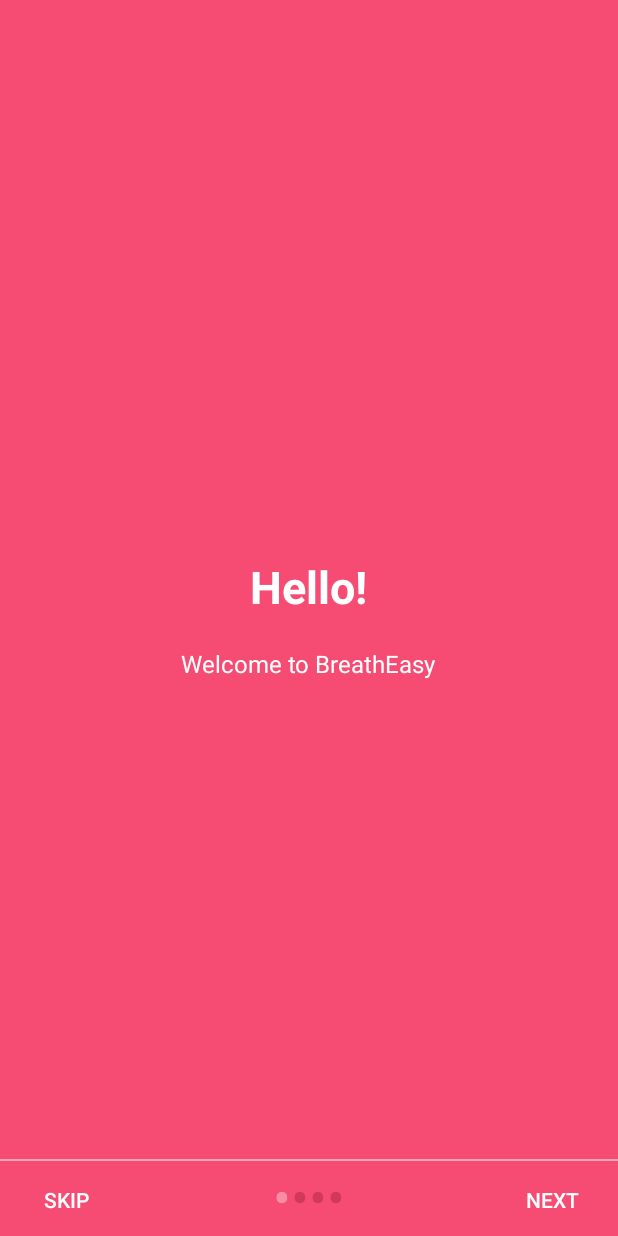
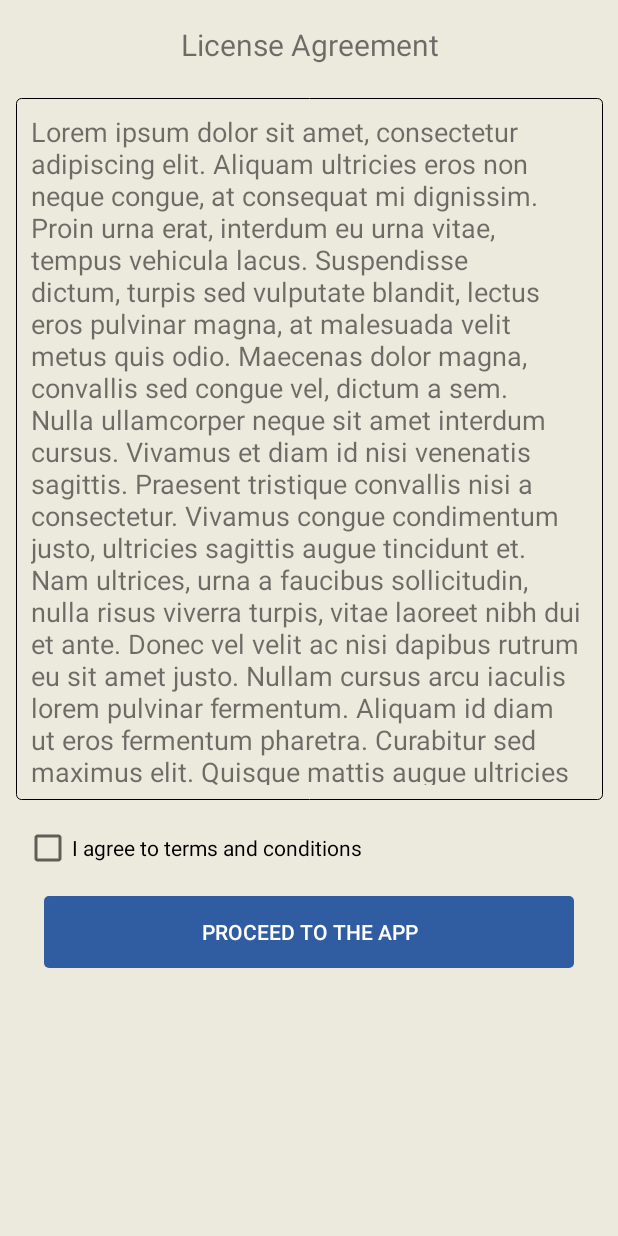
Before and after one commit to daneography/BreathEasy2, an Android app: the screen it shows after launch (welcomeActivity before the commit, licenseAgreement after it), on a phone screen of 412 x 824 dp. Run offline under Robolectric (Android 15) with nearby library versions, the phone set to English and light mode, and no system bars.

Commit message:
version 0.4
Initial only License agreement... ability to initiate tutorial again...

```diff
--- /dev/null
+++ b/app/src/main/java/uofsc/com/breatheasynologin/licenseAgreement.java
@@ -0,0 +1,73 @@
+package uofsc.com.breatheasynologin;
+
+import android.content.Intent;
+import android.support.v7.app.AppCompatActivity;
+import android.os.Bundle;
+import android.support.v7.widget.AppCompatButton;
+import android.view.View;
+import android.widget.Button;
+import android.widget.CheckBox;
+import android.widget.CompoundButton;
+import android.widget.EditText;
+import android.widget.ScrollView;
+import android.widget.TextView;
+
+import org.w3c.dom.Text;
+
+public class licenseAgreement extends AppCompatActivity {
+
+    private PrefManager prefManager;
+
+    private CheckBox cbLicenseAgreement;
+    private AppCompatButton btnAgree;
+
+
+
+    @Override
+    protected void onCreate(Bundle savedInstanceState) {
+        super.onCreate(savedInstanceState);
+
+
+        //Checking for first time launch
+        prefManager = new PrefManager(this);
+        if(!prefManager.isFirstTimeLaunch()){
+            launchMainMenuActivity();
+            finish();
+        }
+
+        setContentView(R.layout.activity_license_agreement);
+
+
+        cbLicenseAgreement = (CheckBox) findViewById(R.id.cbLicenseAgreement);
+        btnAgree = (AppCompatButton)findViewById(R.id.btnAgree);
+
+
+         cbLicenseAgreement.setOnCheckedChangeListener(new CompoundButton.OnCheckedChangeListener() {
+             @Override
+             public void onCheckedChanged(CompoundButton buttonView, boolean isChecked) {
+                 if (buttonView.isChecked()){
+                     btnAgree.setEnabled(true);
+                 }else{
+                     btnAgree.setEnabled(false);
+                 }
+             }
+         });
+
+        btnAgree.setOnClickListener(new View.OnClickListener() {
+            @Override
+            public void onClick(View v) {
+                launchWelcomeActivity();
+            }
+        });
+    }
+    private void launchMainMenuActivity(){
+        prefManager.setFirstTimeLaunch(false);
+        startActivity(new Intent(licenseAgreement.this, MainMenuNavigation.class));
+        finish();
+    }
+    private void launchWelcomeActivity(){
+        prefManager.setFirstTimeLaunch(false);
+        startActivity(new Intent(licenseAgreement.this, welcomeActivity.class));
+        finish();
+    }
+}
--- a/app/src/main/java/uofsc/com/breatheasynologin/welcomeActivity.java
+++ b/app/src/main/java/uofsc/com/breatheasynologin/welcomeActivity.java
@@ -36,12 +36,12 @@ public class welcomeActivity extends AppCompatActivity {
     protected void onCreate(Bundle savedInstanceState) {
         super.onCreate(savedInstanceState);
 
-        // Checking for first time launch - before calling setContentView()
+        /*// Checking for first time launch - before calling setContentView()
         prefManager = new PrefManager(this);
         if (!prefManager.isFirstTimeLaunch()) {
             launchHomeScreen();
             finish();
-        }
+        }*/
 
         // Making notification bar transparent
         if (Build.VERSION.SDK_INT >= 21) {
@@ -121,7 +121,6 @@ public class welcomeActivity extends AppCompatActivity {
     }
 
     private void launchHomeScreen() {
-        prefManager.setFirstTimeLaunch(false);
         startActivity(new Intent(welcomeActivity.this, MainMenuNavigation.class));
         finish();
     }
--- /dev/null
+++ b/app/src/main/res/drawable/box_outline.xml
@@ -0,0 +1,16 @@
+<?xml version="1.0" encoding="utf-8"?>
+<shape xmlns:android="http://schemas.android.com/apk/res/android"
+    android:shape="rectangle">
+    <solid
+        android:color="@android:color/transparent"/>
+    <stroke
+        android:width="0.5dp"
+        android:color="#000000"/>
+    <corners
+        android:radius="3dp" />
+    <padding
+        android:left="10dp"
+        android:top="10dp"
+        android:right="10dp"
+        android:bottom="10dp" />
+</shape>
--- /dev/null
+++ b/app/src/main/res/drawable/custom_button.xml
@@ -0,0 +1,76 @@
+<?xml version="1.0" encoding="utf-8"?>
+<selector xmlns:android="http://schemas.android.com/apk/res/android">
+
+    <item android:state_pressed="true" >
+        <shape>
+            <solid
+                android:color="@color/buttonBackgroundEnabled"/>
+            <corners
+                android:radius="3dp" />
+            <padding
+                android:left="10dp"
+                android:top="10dp"
+                android:right="10dp"
+                android:bottom="10dp" />
+        </shape>
+    </item>
+
+    <item android:state_focused="true" >
+        <shape>
+            <solid
+                android:color="@color/buttonBackgroundEnabled"/>
+
+            <corners
+                android:radius="3dp" />
+            <padding
+                android:left="10dp"
+                android:top="10dp"
+                android:right="10dp"
+                android:bottom="10dp" />
+        </shape>
+    </item>
+
+    <item>
+        <shape>
+            <solid
+                android:color="@color/buttonBackgroundEnabled"/>
+            <corners
+                android:radius="3dp" />
+            <padding
+                android:left="10dp"
+                android:top="10dp"
+                android:right="10dp"
+                android:bottom="10dp" />
+        </shape>
+    </item>
+
+    <item android:state_enabled="true" >
+        <shape>
+            <solid
+                android:color="@color/buttonBackgroundEnabled"/>
+
+            <corners
+                android:radius="3dp" />
+            <padding
+                android:left="10dp"
+                android:top="10dp"
+                android:right="10dp"
+                android:bottom="10dp" />
+        </shape>
+    </item>
+
+    <item android:state_enabled="false" >
+        <shape>
+            <solid
+                android:color="@color/buttonBackgroundDisabled"/>
+
+            <corners
+                android:radius="3dp" />
+            <padding
+                android:left="10dp"
+                android:top="10dp"
+                android:right="10dp"
+                android:bottom="10dp" />
+        </shape>
+    </item>
+</selector>
--- /dev/null
+++ b/app/src/main/res/layout/activity_license_agreement.xml
@@ -0,0 +1,95 @@
+<?xml version="1.0" encoding="utf-8"?>
+<android.support.constraint.ConstraintLayout xmlns:android="http://schemas.android.com/apk/res/android"
+    xmlns:app="http://schemas.android.com/apk/res-auto"
+    xmlns:tools="http://schemas.android.com/tools"
+    android:layout_width="match_parent"
+    android:layout_height="match_parent"
+    tools:context="uofsc.com.breatheasynologin.licenseAgreement"
+    android:background="@color/backgroundColor">
+
+    <TextView
+        android:id="@+id/tvLicenseAgreement"
+        android:layout_width="wrap_content"
+        android:layout_height="wrap_content"
+        android:layout_marginTop="16dp"
+        android:text="License Agreement"
+        app:layout_constraintTop_toTopOf="parent"
+        app:layout_constraintLeft_toLeftOf="parent"
+        app:layout_constraintRight_toRightOf="parent"
+        android:textAlignment="center"
+        android:textSize="20dp"/>
+
+    <CheckBox
+        android:id="@+id/cbLicenseAgreement"
+        android:layout_width="wrap_content"
+        android:layout_height="wrap_content"
+        android:text="I agree to terms and conditions"
+        android:layout_marginLeft="16dp"
+        android:layout_marginTop="16dp"
+        app:layout_constraintTop_toBottomOf="@+id/svLicenseAgreement"
+        app:layout_constraintLeft_toLeftOf="parent"
+        android:layout_marginStart="16dp" />
+
+    <android.support.v7.widget.AppCompatButton
+        android:id="@+id/btnAgree"
+        android:layout_width="353dp"
+        android:layout_height="48dp"
+        android:text="Proceed to the app"
+        android:layout_marginTop="16dp"
+        app:layout_constraintTop_toBottomOf="@+id/cbLicenseAgreement"
+        android:layout_marginRight="16dp"
+        app:layout_constraintRight_toRightOf="parent"
+        android:layout_marginLeft="16dp"
+        app:layout_constraintLeft_toLeftOf="parent"
+        android:background="@drawable/custom_button"
+        android:textColor="@android:color/white"
+        android:layout_marginStart="16dp"
+        android:layout_marginEnd="16dp"
+        android:enabled="false"/>
+
+    <ScrollView
+        android:id="@+id/svLicenseAgreement"
+        android:layout_width="391dp"
+        android:layout_height="468dp"
+        android:layout_marginEnd="16dp"
+        android:layout_marginLeft="16dp"
+        android:layout_marginRight="16dp"
+        android:layout_marginStart="16dp"
+        android:layout_marginTop="22dp"
+        android:background="@drawable/box_outline"
+        app:layout_constraintLeft_toLeftOf="parent"
+        app:layout_constraintRight_toRightOf="parent"
+        app:layout_constraintTop_toBottomOf="@+id/tvLicenseAgreement">
+
+        <LinearLayout
+            android:layout_width="match_parent"
+            android:layout_height="wrap_content"
+            android:orientation="vertical"
+            android:weightSum="1">
+
+
+            <TextView
+                android:id="@+id/tvLicenseAgreement2"
+                android:layout_width="match_parent"
+                android:layout_height="match_parent"
+                android:ems="12"
+                android:inputType="textMultiLine"
+                android:text="Lorem ipsum dolor sit amet, consectetur adipiscing elit. Aliquam ultricies eros non neque congue, at consequat mi dignissim. Proin urna erat, interdum eu urna vitae, tempus vehicula lacus. Suspendisse dictum, turpis sed vulputate blandit, lectus eros pulvinar magna, at malesuada velit metus quis odio. Maecenas dolor magna, convallis sed congue vel, dictum a sem. Nulla ullamcorper neque sit amet interdum cursus. Vivamus et diam id nisi venenatis sagittis. Praesent tristique convallis nisi a consectetur. Vivamus congue condimentum justo, ultricies sagittis augue tincidunt et. Nam ultrices, urna a faucibus sollicitudin, nulla risus viverra turpis, vitae laoreet nibh dui et ante. Donec vel velit ac nisi dapibus rutrum eu sit amet justo. Nullam cursus arcu iaculis lorem pulvinar fermentum. Aliquam id diam ut eros fermentum pharetra.
+Curabitur sed maximus elit. Quisque mattis augue ultricies metus tincidunt lobortis. Pellentesque fringilla elit bibendum est lobortis, in convallis libero rhoncus. Aliquam maximus eu ligula nec congue. Etiam mollis quis odio at imperdiet. Pellentesque non sapien fermentum, mattis lectus et, vestibulum velit. Aenean cursus arcu id sapien pellentesque, sit amet finibus magna porttitor. Pellentesque ultricies a elit vitae condimentum. Morbi lacinia venenatis convallis.
+
+Lorem ipsum dolor sit amet, consectetur adipiscing elit. Proin nisl massa, rhoncus at egestas eget, aliquam sit amet diam. Vivamus ut fermentum turpis. Donec est diam, finibus nec urna in, aliquet accumsan libero. Nunc tincidunt neque eu iaculis auctor. Nam maximus enim vitae libero sollicitudin tempus. Donec varius egestas fringilla. Ut ut tortor ante. Nunc nisl nulla, sagittis auctor egestas in, ultrices at odio. Vivamus vehicula convallis dolor eu iaculis. Fusce porttitor dui nec metus ornare sodales. Donec elementum nunc nec mi sodales, ac tempor enim pellentesque. Aliquam sagittis tortor elit, a facilisis elit accumsan dignissim.
+
+Mauris eu mi mollis, semper turpis non, rhoncus odio. Vestibulum vel viverra nisi. Nulla rhoncus eget nisl a iaculis. Integer non auctor diam. Proin felis justo, fermentum eget tellus vitae, varius malesuada massa. Mauris sagittis nibh non est maximus, at interdum magna pellentesque. Cras tristique justo odio, vel cursus ipsum tincidunt id. Suspendisse ultricies, est nec ultrices volutpat, enim ipsum hendrerit diam, vel faucibus ex libero et nisl. Suspendisse in neque eget nisl egestas finibus. Nullam a ultrices nisi. Nam accumsan tempor nunc, id sollicitudin ipsum dignissim nec.
+
+In lobortis tortor at consequat auctor. In pharetra nibh ut velit semper, id efficitur purus tincidunt. Ut finibus lectus sit amet massa vestibulum, aliquam consectetur ex ultricies. Morbi eget ipsum venenatis, facilisis leo id, maximus sapien. Sed blandit diam quis dui pretium, quis tincidunt ligula congue. Phasellus sagittis magna suscipit ex hendrerit, in porta elit dignissim. Morbi convallis leo sit amet mi eleifend pharetra. Donec elit justo, maximus vitae fermentum at, consectetur lacinia augue. Curabitur euismod tristique ullamcorper. Quisque aliquet vel mi id hendrerit. In at justo ligula. Etiam eleifend est sed tortor vehicula vulputate. Morbi bibendum augue vel urna malesuada, id faucibus lacus faucibus. Nullam a imperdiet odio. Aenean vulputate bibendum justo nec aliquet."
+                android:textSize="18dp"
+                app:layout_constraintBottom_toBottomOf="parent"
+                app:layout_constraintLeft_toLeftOf="@+id/svLicenseAgreement"
+                app:layout_constraintRight_toRightOf="@+id/svLicenseAgreement"
+               />
+        </LinearLayout>
+
+
+    </ScrollView>
+
+</android.support.constraint.ConstraintLayout>
--- a/app/src/main/res/values/colors.xml
+++ b/app/src/main/res/values/colors.xml
@@ -3,6 +3,10 @@
     <color name="colorPrimary">#3F51B5</color>
     <color name="colorPrimaryDark">#303F9F</color>
     <color name="colorAccent">#FF4081</color>
+    <color name="backgroundColor">#ECE9DD</color>
+    <color name="buttonBackgroundEnabled">#305DA1</color>
+    <color name="buttonBackgroundDisabled">#627188</color>
+
 
     <!--Screens background color-->
     <color name="bg_screen1">#f64c73</color>
```
Also changed, not shown: app/src/main/AndroidManifest.xml (+7 -3 lines), app/src/main/res/layout/fragment_main_screen.xml (deleted, +0 -83 lines).
